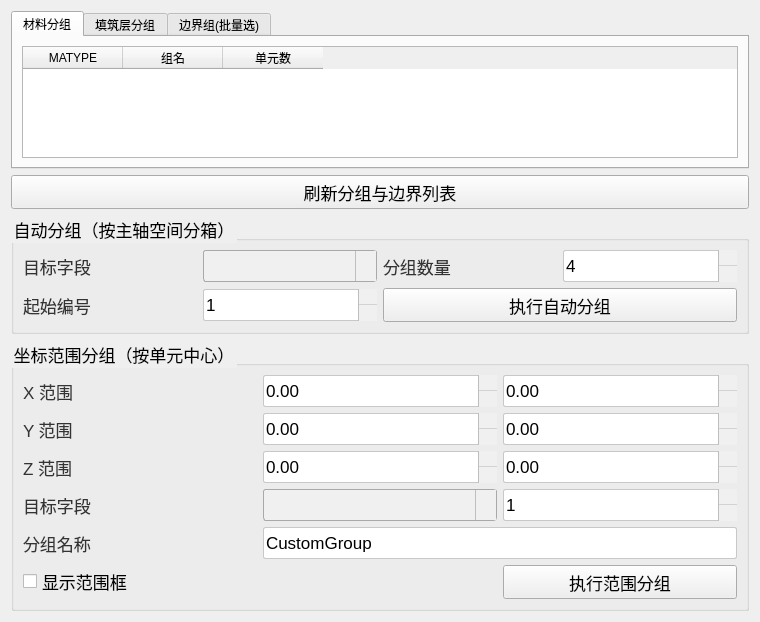
asd977/base_cae, file plugins/Base_Mesh/MeshGroupingWidget.ui: the form before one commit.
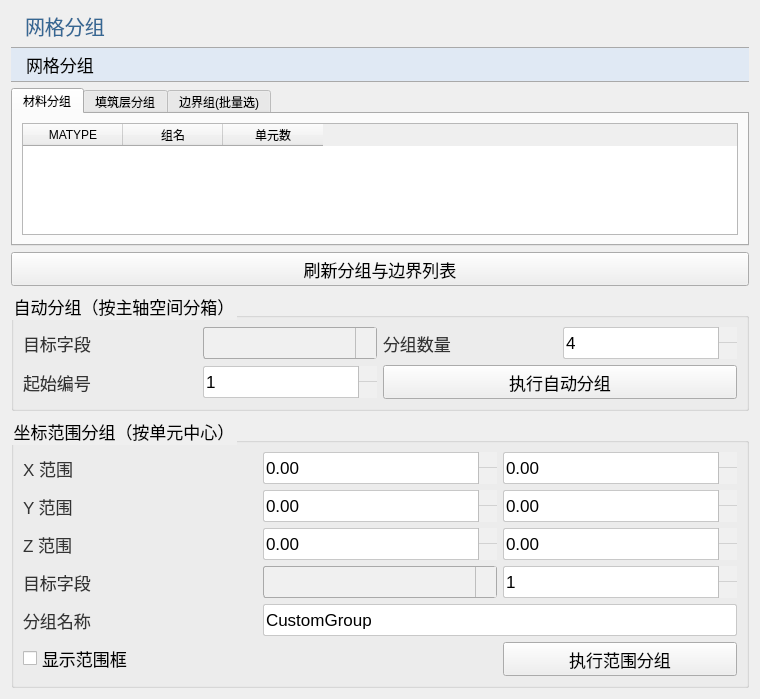
The form after the commit. Icons and pictures are not drawn.

What changed in the file:
```diff
--- a/plugins/Base_Mesh/MeshGroupingWidget.ui
+++ b/plugins/Base_Mesh/MeshGroupingWidget.ui
@@ -112,6 +112,20 @@
 </string>
   </property>
   <layout class="QVBoxLayout" name="verticalLayout">
+   <item>
+    <widget class="QLabel" name="pageNameLabel">
+     <property name="text">
+      <string>网格分组</string>
+     </property>
+    </widget>
+   </item>
+   <item>
+    <widget class="QPushButton" name="pushButton">
+     <property name="text">
+      <string>网格分组</string>
+     </property>
+    </widget>
+   </item>
    <item>
     <widget class="QTabWidget" name="tabGroupingInfo">
      <widget class="QWidget" name="tabMaterial">
@@ -304,6 +318,19 @@
      </layout>
     </widget>
    </item>
+   <item>
+    <spacer name="verticalSpacer">
+     <property name="orientation">
+      <enum>Qt::Vertical</enum>
+     </property>
+     <property name="sizeHint" stdset="0">
+      <size>
+       <width>20</width>
+       <height>40</height>
+      </size>
+     </property>
+    </spacer>
+   </item>
   </layout>
  </widget>
  <resources/>
```
